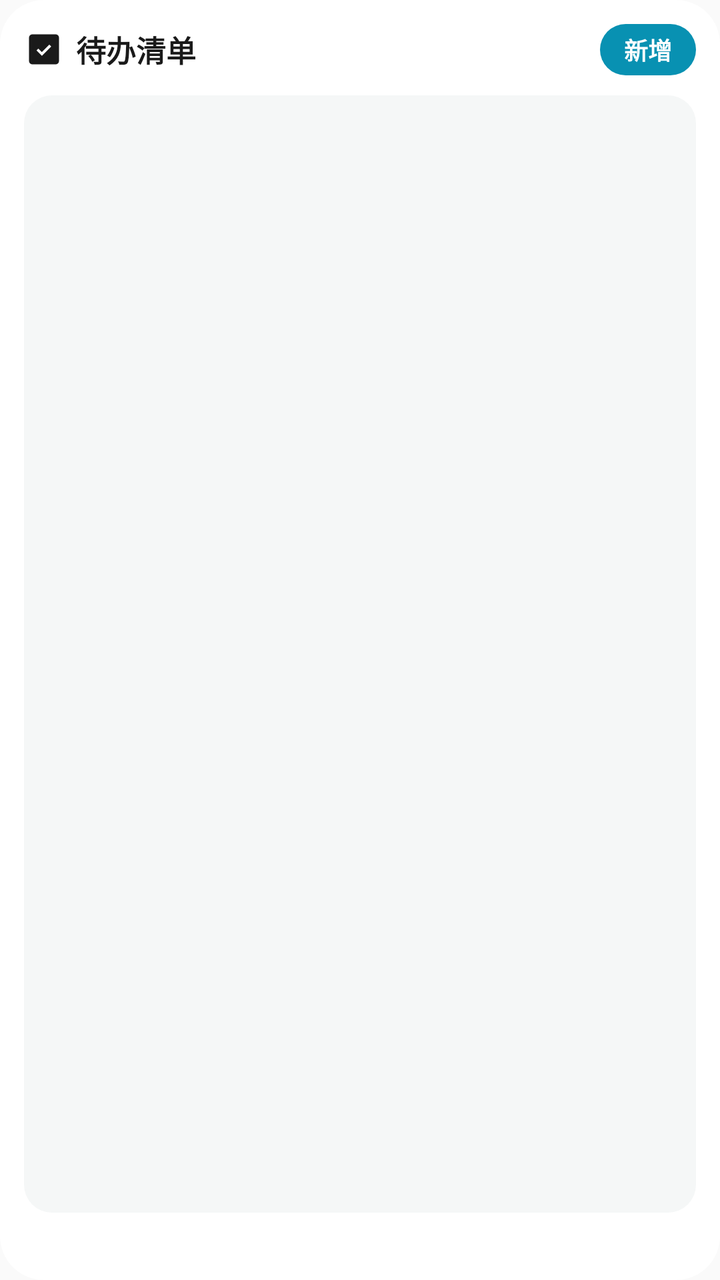
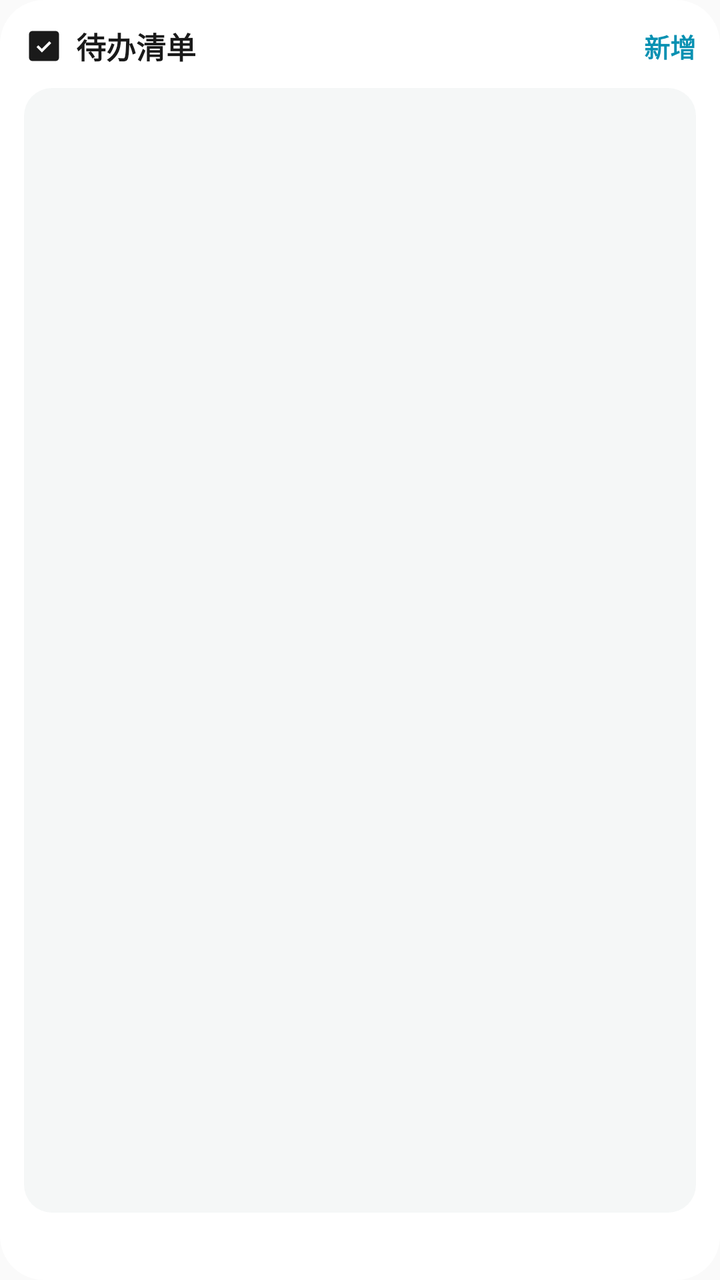

An Android layout rendered at two revisions. The XML below is the earlier revision; the diff shows what the commit changed to produce the second picture.
<!-- AndroidManifest.xml: application theme Theme.PalmNote -->
<!-- res/layout/widget_todo_unified.xml -->
<?xml version="1.0" encoding="utf-8"?>
<LinearLayout xmlns:android="http://schemas.android.com/apk/res/android"
    android:id="@+id/widget_layout"
    android:layout_width="match_parent"
    android:layout_height="match_parent"
    android:orientation="vertical"
    android:padding="12dp"
    android:background="@drawable/widget_card_round">

    
    <LinearLayout
        android:layout_width="match_parent"
        android:layout_height="wrap_content"
        android:orientation="horizontal"
        android:gravity="center_vertical">

        <ImageView
            android:layout_width="20dp"
            android:layout_height="20dp"
            android:src="@drawable/widget_ic_check_square"
            android:contentDescription="@null" />

        <TextView
            android:layout_width="0dp"
            android:layout_height="wrap_content"
            android:layout_weight="1"
            android:text="@string/widget_todo_title"
            android:textSize="15sp"
            android:textColor="@color/widget_v2_text_primary"
            android:textStyle="bold"
            android:layout_marginStart="6dp" />

        <TextView
            android:id="@+id/widget_todo_add"
            android:layout_width="wrap_content"
            android:layout_height="wrap_content"
            android:text="@string/widget_add"
            android:textSize="12sp"
            android:textStyle="bold"
            android:textColor="#FFFFFF"
            android:background="@drawable/widget_pill_accent"
            android:paddingHorizontal="12dp"
            android:paddingVertical="4dp" />
    </LinearLayout>

    
    <LinearLayout
        android:layout_width="match_parent"
        android:layout_height="0dp"
        android:layout_weight="1"
        android:orientation="vertical"
        android:background="@drawable/widget_soft_card_gray"
        android:layout_marginTop="10dp"
        android:paddingHorizontal="12dp"
        android:paddingVertical="4dp"
        android:gravity="center_vertical">

        <LinearLayout
            android:id="@+id/widget_todo_list"
            android:layout_width="match_parent"
            android:layout_height="wrap_content"
            android:orientation="vertical" />

        <TextView
            android:id="@+id/widget_todo_empty"
            android:layout_width="match_parent"
            android:layout_height="wrap_content"
            android:text="@string/widget_todo_empty"
            android:textSize="12sp"
            android:textColor="@color/widget_v2_text_tertiary"
            android:gravity="center"
            android:paddingVertical="12dp"
            android:visibility="gone" />
    </LinearLayout>

    
    <TextView
        android:id="@+id/widget_todo_footer"
        android:layout_width="match_parent"
        android:layout_height="wrap_content"
        android:textSize="10sp"
        android:textColor="@color/widget_v2_text_footer"
        android:gravity="center"
        android:layout_marginTop="8dp" />

</LinearLayout>
<!-- resources referenced by this layout -->
<resources>
  <color name="widget_v2_text_footer">#FF8A9693</color>
  <color name="widget_v2_text_primary">#FF1A1A1A</color>
  <color name="widget_v2_text_tertiary">#FF9AABA6</color>
  <!-- drawable widget_card_round (drawable) -->
  <?xml version="1.0" encoding="utf-8"?>
  <shape xmlns:android="http://schemas.android.com/apk/res/android" android:shape="rectangle">
      <solid android:color="@color/widget_v2_card_bg" />
      <corners android:radius="22dp" />
  </shape>
  <!-- drawable widget_ic_check_square (drawable) -->
  <?xml version="1.0" encoding="utf-8"?>
  <vector xmlns:android="http://schemas.android.com/apk/res/android"
      android:width="24dp"
      android:height="24dp"
      android:viewportWidth="24"
      android:viewportHeight="24">
      <path
          android:fillColor="#1A1A1A"
          android:pathData="M5,3h14a2,2 0 0,1 2,2v14a2,2 0 0,1 -2,2H5a2,2 0 0,1 -2,-2V5a2,2 0 0,1 2,-2z" />
      <path
          android:fillColor="#FFFFFF"
          android:pathData="M10.7,15.9l-3.2,-3.2 1.13,-1.13 2.07,2.06 4.47,-4.47 1.13,1.14z" />
  </vector>
  <!-- drawable widget_pill_accent (drawable) -->
  <?xml version="1.0" encoding="utf-8"?>
  <shape xmlns:android="http://schemas.android.com/apk/res/android" android:shape="rectangle">
      <solid android:color="#0891B2" />
      <corners android:radius="99dp" />
  </shape>
  <!-- drawable widget_soft_card_gray (drawable) -->
  <?xml version="1.0" encoding="utf-8"?>
  <shape xmlns:android="http://schemas.android.com/apk/res/android" android:shape="rectangle">
      <solid android:color="@color/widget_v2_soft_gray" />
      <corners android:radius="14dp" />
  </shape>
  <string name="widget_add">新增</string>
  <string name="widget_todo_empty">暂无待办事项</string>
  <string name="widget_todo_title">待办清单</string>
  <style name="Theme.PalmNote" parent="Theme.AppCompat.DayNight.NoActionBar">
          <item name="android:statusBarColor">@android:color/transparent</item>
          <item name="android:navigationBarColor">@android:color/transparent</item>
          <item name="android:windowLightStatusBar">true</item>
      </style>
  <color name="widget_v2_card_bg">#FFFFFFFF</color>
  <color name="widget_v2_soft_gray">#FFF5F7F7</color>
</resources>

<!-- the commit's change to res/layout/widget_todo_unified.xml (unified diff, before → after) -->
@@ -35,12 +35,10 @@
             android:layout_width="wrap_content"
             android:layout_height="wrap_content"
             android:text="@string/widget_add"
-            android:textSize="12sp"
+            android:textSize="13sp"
             android:textStyle="bold"
-            android:textColor="#FFFFFF"
-            android:background="@drawable/widget_pill_accent"
-            android:paddingHorizontal="12dp"
-            android:paddingVertical="4dp" />
+            android:textColor="@color/widget_v2_accent"
+            android:layout_marginStart="8dp" />
     </LinearLayout>
 
     
<!-- resource entries referenced after the edit -->
@@ -1,5 +1,6 @@
 <!-- resources referenced by this layout -->
 <resources>
+  <color name="widget_v2_accent">#FF0891B2</color>
   <color name="widget_v2_text_footer">#FF8A9693</color>
   <color name="widget_v2_text_primary">#FF1A1A1A</color>
   <color name="widget_v2_text_tertiary">#FF9AABA6</color>
@@ -23,12 +24,6 @@
           android:fillColor="#FFFFFF"
           android:pathData="M10.7,15.9l-3.2,-3.2 1.13,-1.13 2.07,2.06 4.47,-4.47 1.13,1.14z" />
   </vector>
-  <!-- drawable widget_pill_accent (drawable) -->
-  <?xml version="1.0" encoding="utf-8"?>
-  <shape xmlns:android="http://schemas.android.com/apk/res/android" android:shape="rectangle">
-      <solid android:color="#0891B2" />
-      <corners android:radius="99dp" />
-  </shape>
   <!-- drawable widget_soft_card_gray (drawable) -->
   <?xml version="1.0" encoding="utf-8"?>
   <shape xmlns:android="http://schemas.android.com/apk/res/android" android:shape="rectangle">
